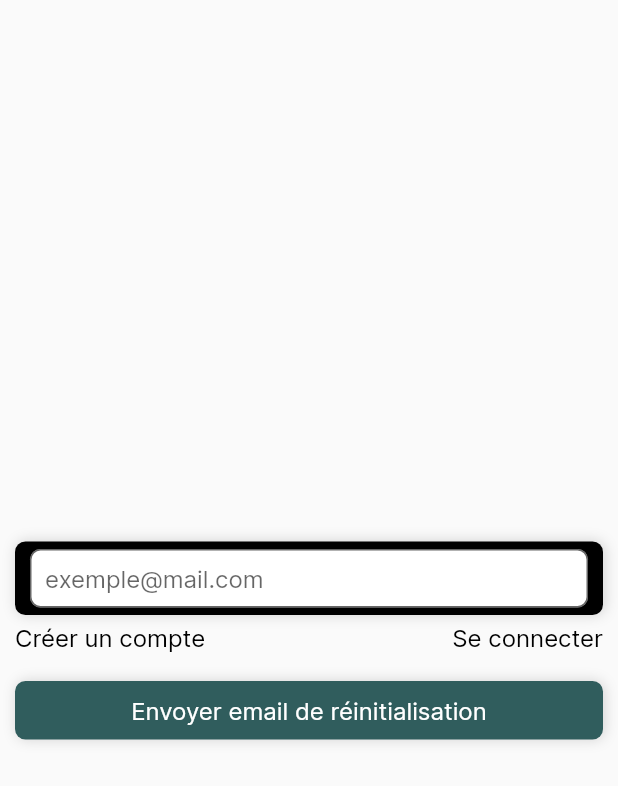
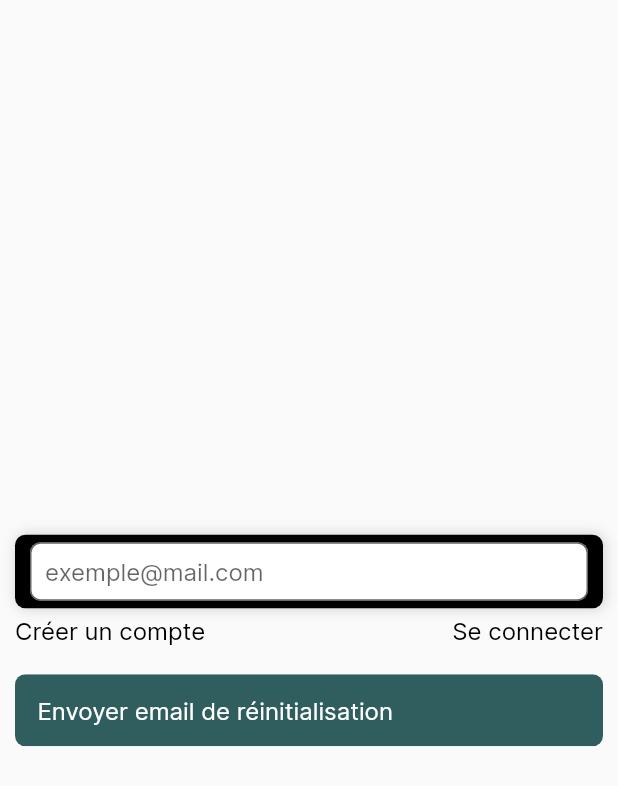
Before and after one commit to justin20100/sloth, a Flutter app: the screen it shows after launch, after a tap on "Se connecter", after a tap on "Mot de passe oublié", on a phone screen of 412 x 824 dp. Shown: the top 786 px of the screen. Run offline on Flutter 3.47's test engine with Material 2 defaults, Android fonts, the light colour scheme and no system bars; our stand-ins replace email_validator, firebase_auth, firebase_core; missing offline and left inert: dart:ffi; accounts and stored records are empty; generated files the repository leaves out were written again.

Commit message:
updating button widget

```diff
--- a/lib/partials/forms/password_input.dart
+++ b/lib/partials/forms/password_input.dart
@@ -18,7 +18,7 @@ class PasswordInput extends StatelessWidget {
           if (value == null || value.isEmpty) {
             return 'Vous avez oublié de remplir votre mot de passe.';
           } else if (value.length <= 10) {
-            return 'Le mot de passe doit contenir au moins 10 caractères, 1 chiffre et 1 majuscule.';
+            return 'On demande 10 caractères, 1 chiffre et 1 majuscule.';
           }
         },
         obscureText: true,
--- a/lib/tools/button.dart
+++ b/lib/tools/button.dart
@@ -11,26 +11,28 @@ class Button extends StatelessWidget {
 
   @override
   Widget build(BuildContext context) {
-    return GestureDetector(
-      onTap: onPressed,
-      child: Container(
-        width: 400.0,
-        padding: const EdgeInsets.only(top: kSmallVerticalSpacer, bottom: kSmallVerticalSpacer),
-        decoration: BoxDecoration(
-            color: kColorGreen,
-            boxShadow: kBoxShadowItem,
-            borderRadius: kBorderRadiusItem
-        ),
-        child: Text(
-          label,
-          textAlign: TextAlign.center,
-          style: const TextStyle(
-            fontSize: 16.0,
-            fontFamily: 'Inter',
-            color: kColorWhite,
-            decoration: TextDecoration.none,
+    return ClipRRect(
+      borderRadius: BorderRadius.circular(7),
+      child: Stack(
+        children: <Widget>[
+          Positioned.fill(
+            child: Container(
+              decoration: const BoxDecoration(
+                color: kColorGreen,
+              ),
+            ),
           ),
-        ),
+          TextButton(
+            style: TextButton.styleFrom(
+              alignment: Alignment.center,
+              foregroundColor: Colors.white,
+              padding: const EdgeInsets.only(top: 10, bottom: 10, left: 15, right: 15),
+              textStyle: kBasicTextStyle,
+            ),
+            onPressed: onPressed,
+            child: Text(label),
+          ),
+        ],
       ),
     );
   }
--- a/lib/views/auth/login_form.dart
+++ b/lib/views/auth/login_form.dart
@@ -1,3 +1,5 @@
+import 'dart:ffi';
+
 import 'package:firebase_auth/firebase_auth.dart';
 import 'package:flutter/material.dart';
 import '../../models/error_firebase_auth.dart';
@@ -71,8 +73,9 @@ class LoginForm extends StatelessWidget {
                       const SizedBox(
                         height: kSmallHorizontalSpacer*5,
                       ),
-                      Button(
-                          label: 'Se connecter',
+                      Center(
+                        child: Button(
+                            label: "Se connecter",
                             onPressed: () async {
                               if (_loginFormKey.currentState != null &&
                                   _loginFormKey.currentState!.validate()) {
@@ -100,6 +103,7 @@ class LoginForm extends StatelessWidget {
                                 }
                               }
                             }),
+                      ),
                       const SizedBox(
                         height: kMicroVerticalSpacer,
                       ),
--- a/lib/views/auth/registerMore_form.dart
+++ b/lib/views/auth/registerMore_form.dart
@@ -1,3 +1,5 @@
+import 'dart:ffi';
+
 import 'package:firebase_auth/firebase_auth.dart';
 import 'package:flutter/material.dart';
 import 'package:sloth/partials/forms/firstname_input.dart';
--- a/lib/views/auth/register_form.dart
+++ b/lib/views/auth/register_form.dart
@@ -1,3 +1,5 @@
+import 'dart:ffi';
+
 import 'package:flutter/material.dart';
 import 'package:sloth/partials/forms/validatedPassword_input.dart';
 import '../../partials/forms/email_input.dart';
@@ -81,13 +83,15 @@ class _RegisterFormState extends State<RegisterForm> {
                         const SizedBox(
                           height: kNormalHorizontalSpacer,
                         ),
-                        Button(
+                        Center(
+                          child: Button(
                               label: 'Etape suivante',
                               onPressed: () {
                                 if (_registerFormKey.currentState != null && _registerFormKey.currentState!.validate()) {
                                   Navigator.pushNamed(context, kRegisterMoreRoute, arguments: { 'email': _email, 'password': _password }  );
                                 }
                               }),
+                        ),
                         const SizedBox(
                           height: kMicroVerticalSpacer,
                         ),
```
Lines whose indentation alone changed are shown as unchanged.
